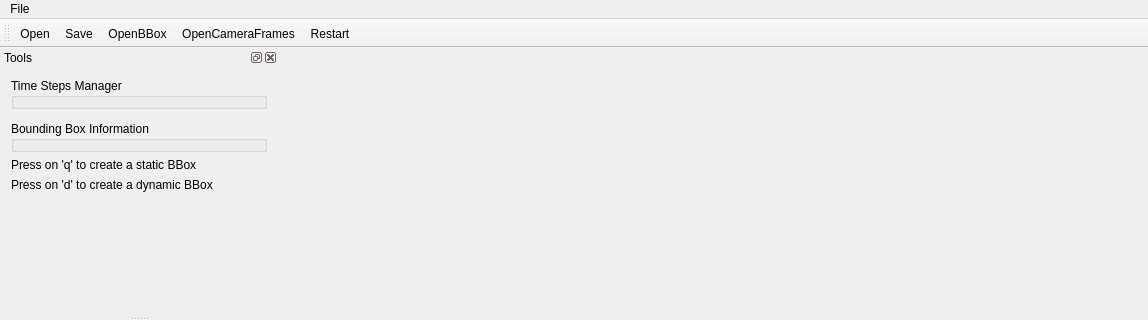
MatthieuZins/BoundingBoxMe, file src/MainWindow.ui: the form before one commit; both pictures show x 0 to 1148 and y 0 to 320 of the 1148 by 847 pixel window.
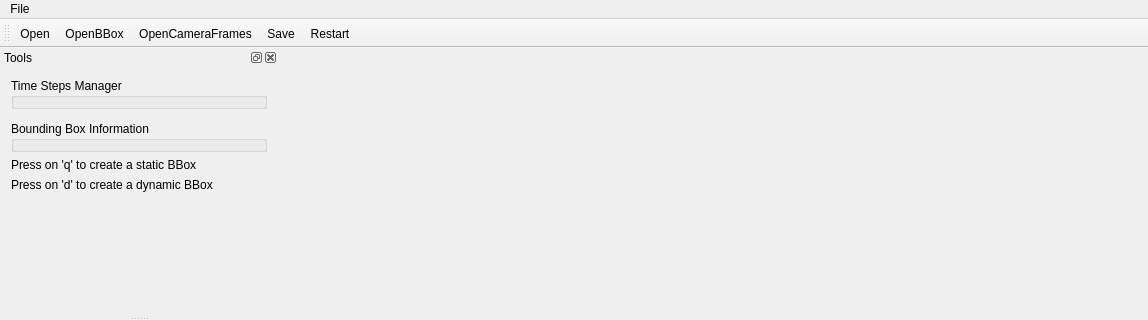
The form after the commit. Icons and pictures are not drawn. Custom widgets are drawn as their Qt base class.

Commit message: re-ordonnate actions in the toolbar

```diff
--- a/src/MainWindow.ui
+++ b/src/MainWindow.ui
@@ -55,9 +55,9 @@
     <bool>false</bool>
    </attribute>
    <addaction name="actionOpen"/>
-   <addaction name="actionSave"/>
    <addaction name="actionOpenBBox"/>
    <addaction name="actionOpenCameraFrames"/>
+   <addaction name="actionSave"/>
    <addaction name="actionRestart"/>
   </widget>
   <widget class="QStatusBar" name="statusBar">
```
